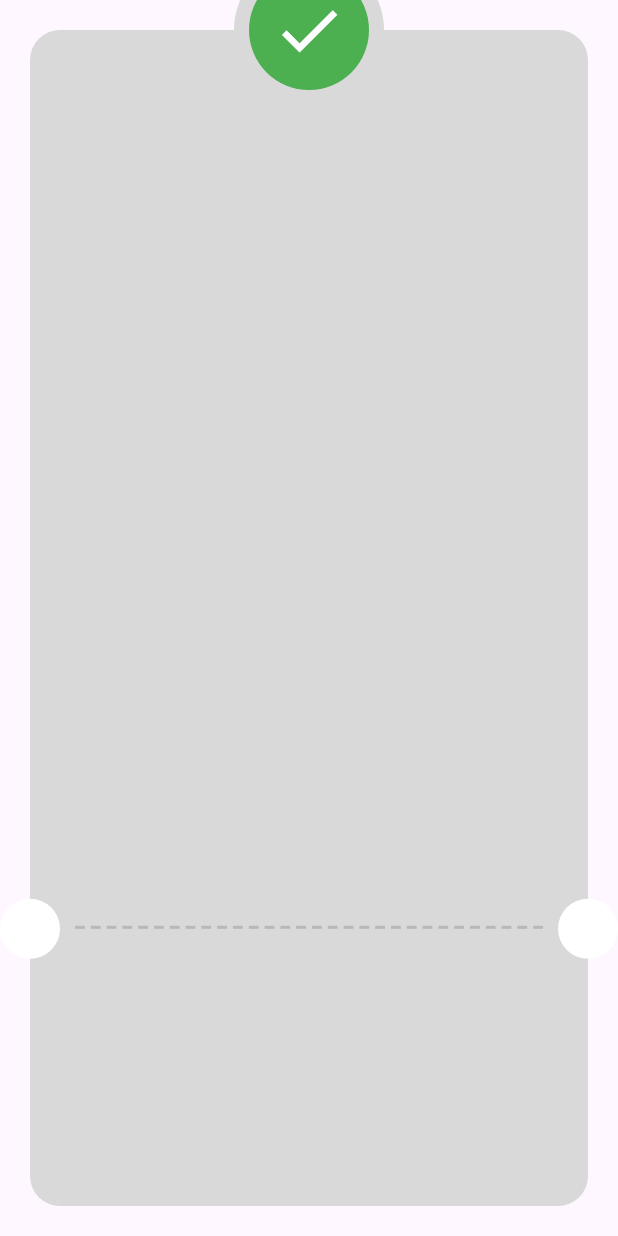
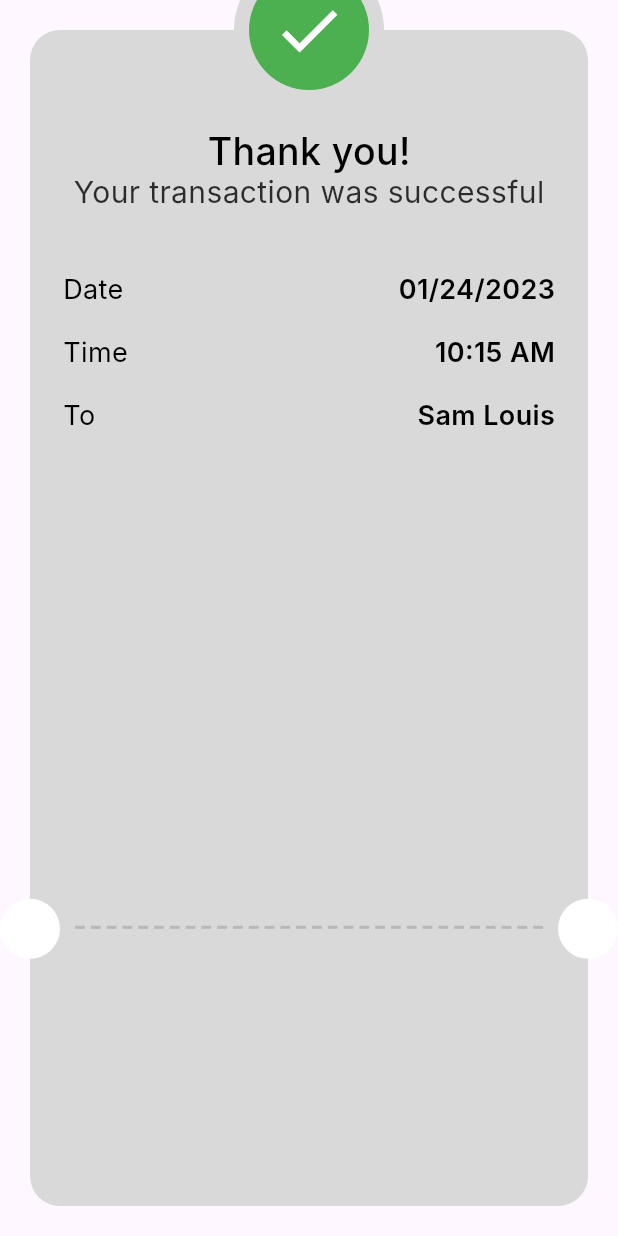
Before and after one commit to mohamdelbehairy/checkout-payment-app, a Flutter app: the ThankYouView screen opened directly, on a phone screen of 412 x 824 dp. Run offline on Flutter 3.47's test engine with Material 3 defaults, Android fonts, the phone set to English and light mode, and no system bars; our stand-ins replace flutter_credit_card, flutter_svg; Roboto replaces fonts that are missing (Inter).

Commit message:
create payment item info

```diff
--- /dev/null
+++ b/lib/features/checkout/presentation/widgets/payment_item_info.dart
@@ -0,0 +1,19 @@
+import 'package:flutter/material.dart';
+
+import '../../../../core/utils/styles.dart';
+
+class PaymentItemInfo extends StatelessWidget {
+  const PaymentItemInfo({super.key, required this.title, required this.value});
+  final String title, value;
+
+  @override
+  Widget build(BuildContext context) {
+    return Row(
+      mainAxisAlignment: MainAxisAlignment.spaceBetween,
+      children: [
+        Text(title, style: Styles.styleRegular18),
+        Text(value, style: Styles.styleSemiBold18)
+      ],
+    );
+  }
+}
--- a/lib/features/checkout/presentation/widgets/thank_you_card.dart
+++ b/lib/features/checkout/presentation/widgets/thank_you_card.dart
@@ -1,4 +1,8 @@
+import 'package:checkout_payment_ui/core/utils/styles.dart';
 import 'package:flutter/material.dart';
+import 'package:flutter/widgets.dart';
+
+import 'payment_item_info.dart';
 
 class ThankYouCard extends StatelessWidget {
   const ThankYouCard({super.key});
@@ -6,8 +10,25 @@ class ThankYouCard extends StatelessWidget {
   @override
   Widget build(BuildContext context) {
     return Container(
+        width: double.infinity,
         decoration: BoxDecoration(
             color: const Color(0xffD9D9D9),
-            borderRadius: BorderRadius.circular(20)));
+            borderRadius: BorderRadius.circular(20)),
+        child: Padding(
+          padding: const EdgeInsets.only(top: 50 + 16, left: 22, right: 22),
+          child: Column(
+            children: [
+              const Text('Thank you!', style: Styles.styleMedium25),
+              Text('Your transaction was successful',
+                  style: Styles.styleRegular20),
+              const SizedBox(height: 42),
+              const PaymentItemInfo(title: 'Date', value: '01/24/2023'),
+              const SizedBox(height: 20),
+              const PaymentItemInfo(title: 'Time', value: '10:15 AM'),
+              const SizedBox(height: 20),
+              const PaymentItemInfo(title: 'To', value: 'Sam Louis'),
+            ],
+          ),
+        ));
   }
 }
```
